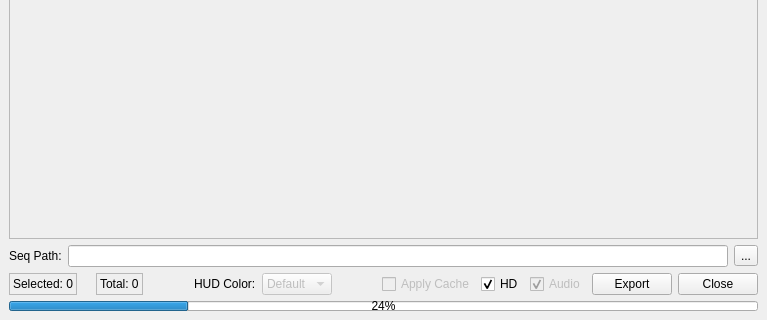
Qt form ui/submitter.ui (iceanimations/shot_subm_use_multishot) before a commit; both pictures show x 0 to 767 and y 436 to 756 of the 767 by 756 pixel window.
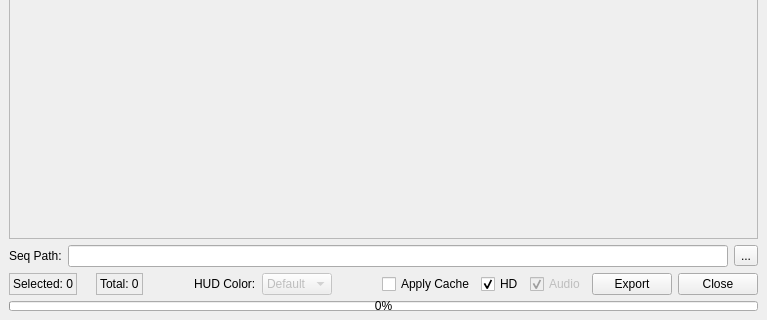
The same form after that commit.

```diff
--- a/ui/submitter.ui
+++ b/ui/submitter.ui
@@ -276,7 +276,7 @@
       <item>
        <widget class="QCheckBox" name="applyCacheButton">
         <property name="enabled">
-         <bool>false</bool>
+         <bool>true</bool>
         </property>
         <property name="text">
          <string>Apply Cache</string>
@@ -355,7 +355,7 @@
        </size>
       </property>
       <property name="value">
-       <number>24</number>
+       <number>0</number>
       </property>
      </widget>
     </item>
```
Left out of the diff: 4 changed lines with no effect on the pictures.
